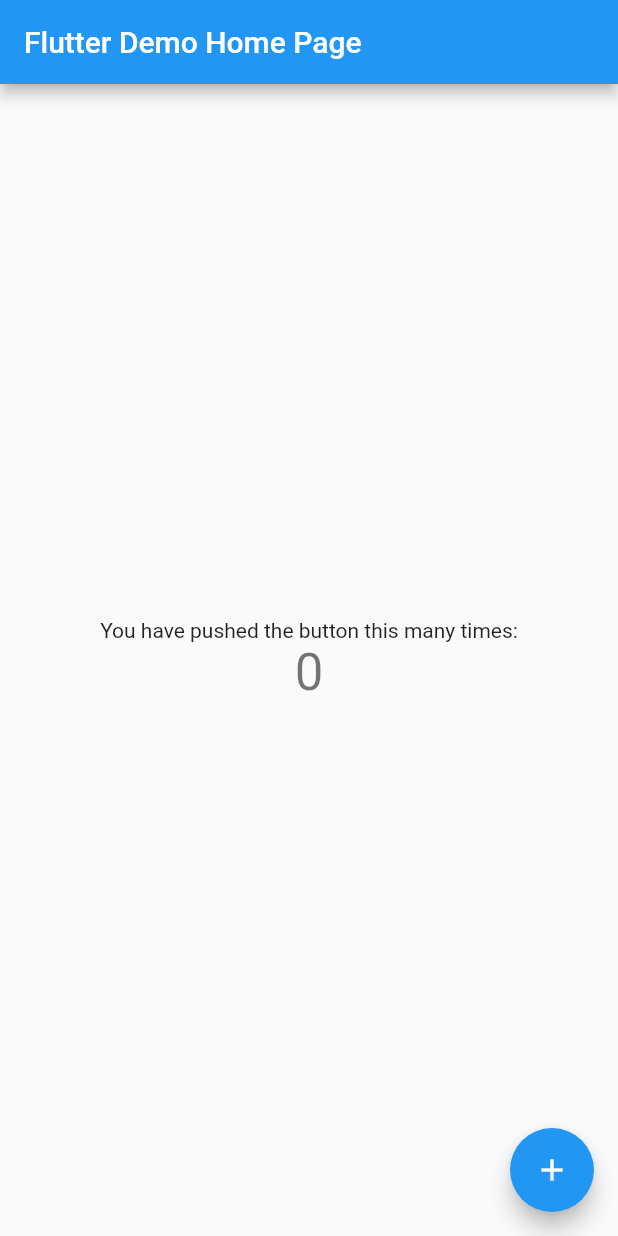
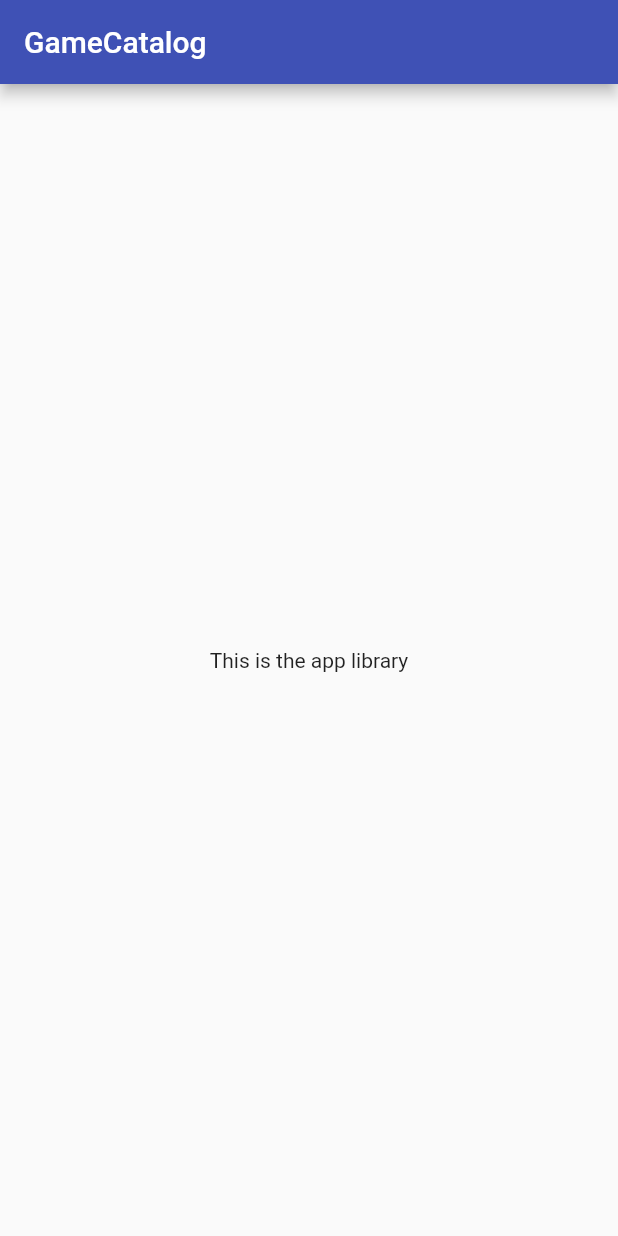
Before and after one commit to KevinJonathan30/Flutter-GameCatalog, a Flutter app: the screen it shows after launch, on a phone screen of 412 x 824 dp. Run offline on Flutter 3.47's test engine with Material 2 defaults, Android fonts, the phone set to English and light mode, and no system bars.

Commit message:
Remove default flutter code, change swatch color

```diff
--- a/lib/main.dart
+++ b/lib/main.dart
@@ -12,9 +12,9 @@
     return MaterialApp(
       title: 'Flutter Demo',
       theme: ThemeData(
-        primarySwatch: Colors.blue,
+        primarySwatch: Colors.indigo,
       ),
-      home: const MyHomePage(title: 'Flutter Demo Home Page'),
+      home: const MyHomePage(title: 'GameCatalog'),
     );
   }
 }
@@ -29,14 +29,6 @@
 }
 
 class _MyHomePageState extends State<MyHomePage> {
-  int _counter = 0;
-
-  void _incrementCounter() {
-    setState(() {
-      _counter++;
-    });
-  }
-
   @override
   Widget build(BuildContext context) {
     return Scaffold(
@@ -46,22 +38,13 @@
       body: Center(
         child: Column(
           mainAxisAlignment: MainAxisAlignment.center,
-          children: <Widget>[
-            const Text(
-              'You have pushed the button this many times:',
-            ),
+          children: const <Widget>[
             Text(
-              '$_counter',
-              style: Theme.of(context).textTheme.headline4,
+              'This is the app library',
             ),
           ],
         ),
       ),
-      floatingActionButton: FloatingActionButton(
-        onPressed: _incrementCounter,
-        tooltip: 'Increment',
-        child: const Icon(Icons.add),
-      ),
     );
   }
 }
```
